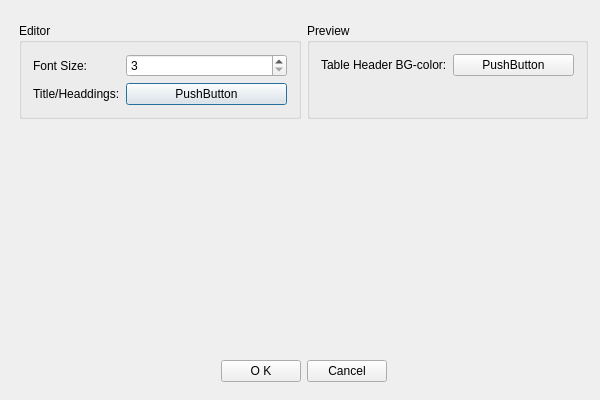
Before: the Qt Designer form viMarkdown/viMarkdown/SettingsDialog.ui in shigmas/viMarkdown, drawn with Qt 5.
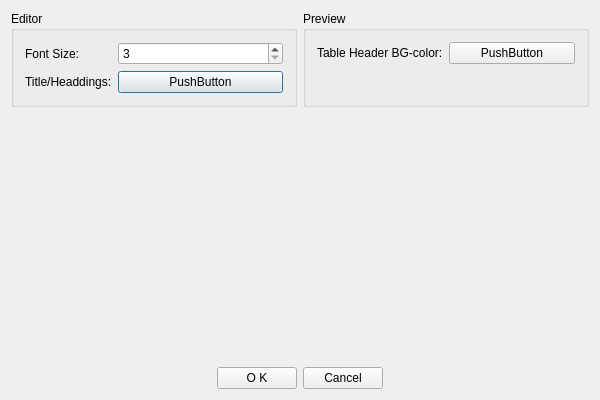
After: the same form once the commit is applied.

The edit to the form file:
```diff
--- a/viMarkdown/viMarkdown/SettingsDialog.ui
+++ b/viMarkdown/viMarkdown/SettingsDialog.ui
@@ -13,15 +13,8 @@
   <property name="windowTitle">
    <string>SettingsDialog</string>
   </property>
-  <widget class="QWidget" name="">
-   <property name="geometry">
-    <rect>
-     <x>8</x>
-     <y>12</y>
-     <width>591</width>
-     <height>381</height>
-    </rect>
-   </property>
+  <layout class="QHBoxLayout" name="horizontalLayout_3">
+   <item>
    <layout class="QVBoxLayout" name="verticalLayout">
     <item>
      <layout class="QHBoxLayout" name="horizontalLayout_2">
@@ -151,7 +144,8 @@
      </layout>
     </item>
    </layout>
-  </widget>
+   </item>
+  </layout>
  </widget>
  <layoutdefault spacing="6" margin="11"/>
  <resources/>
```
Lines whose indentation alone changed are shown as unchanged.
